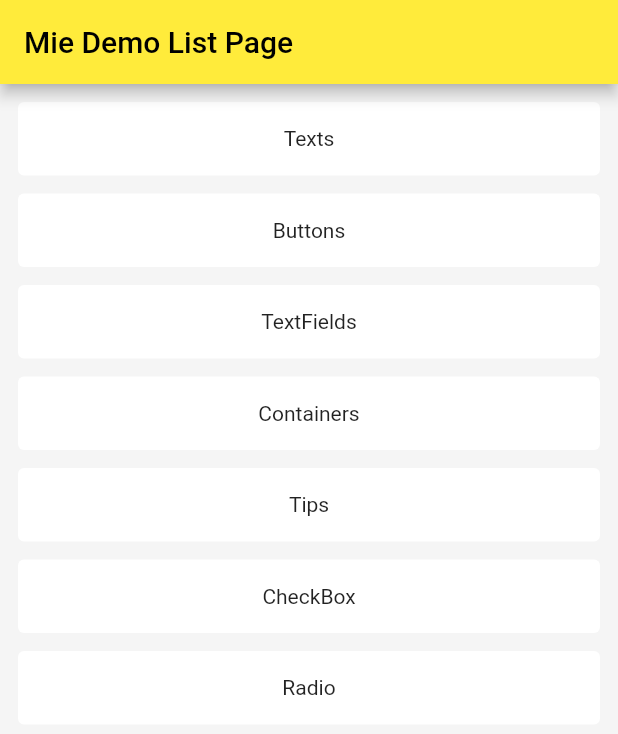
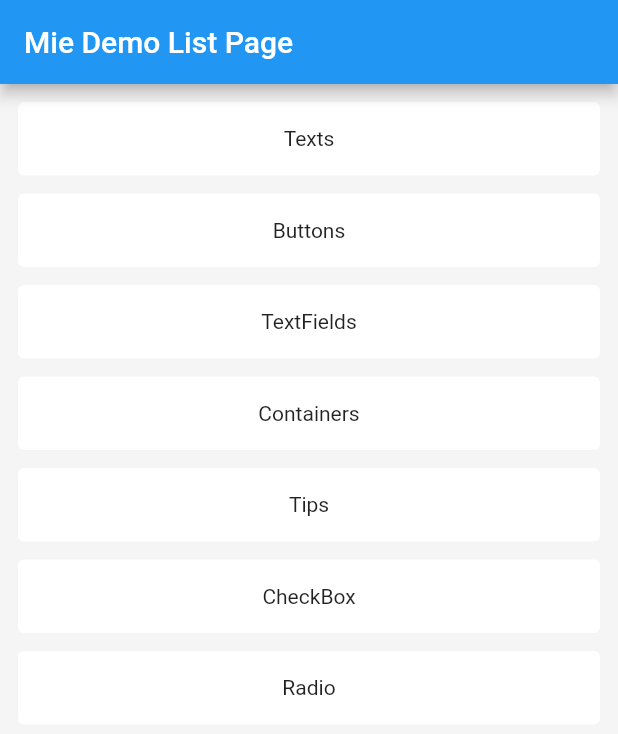
Before and after one commit to mgzzZ/mie, a Flutter app: the screen it shows after launch, on a phone screen of 412 x 824 dp. Shown: the top 734 px of the screen. Run offline on Flutter 3.47's test engine with Material 2 defaults, Android fonts, the phone set to English and light mode, and no system bars.

```diff
--- a/example/pubspec.yaml
+++ b/example/pubspec.yaml
@@ -29,6 +29,7 @@ dependencies:
   # The following adds the Cupertino Icons font to your application.
   # Use with the CupertinoIcons class for iOS style icons.
   cupertino_icons: ^1.0.2
+  ms_material_color: ^1.0.0
 
 dev_dependencies:
   flutter_test:
--- a/lib/src/mie_theme.dart
+++ b/lib/src/mie_theme.dart
@@ -40,7 +40,6 @@ class MieTheme {
   ThemeData copyWithThemeData(ThemeData theme) {
     return theme.copyWith(
       colorScheme: ColorScheme.fromSwatch(
-        primarySwatch: MaterialColor(colorThemeData.accentColor.value, {}),
         accentColor: colorThemeData.accentColor,
         backgroundColor: colorThemeData.appBackGroundColor,
         errorColor: colorThemeData.errorColor,
```
Also changed, not shown: example/pubspec.lock, 1 other file.
